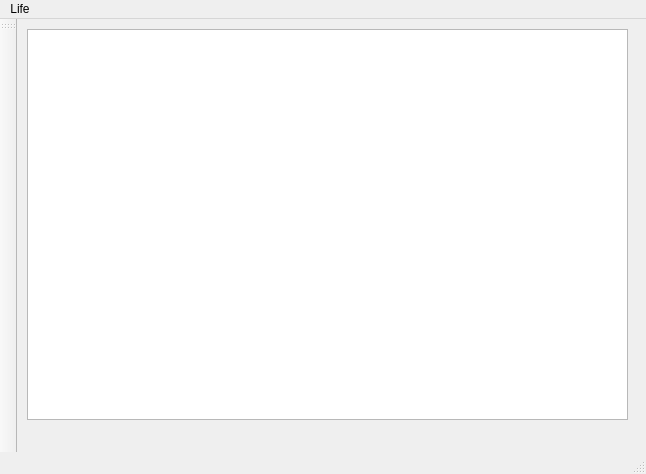
Qt form mainwindow.ui (lisitsynSA/simulator) before a commit.
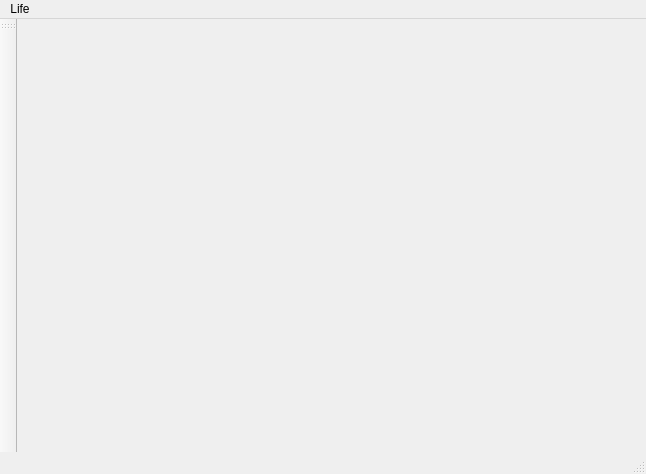
The same form after that commit.

What changed in the file:
```diff
--- a/mainwindow.ui
+++ b/mainwindow.ui
@@ -23,11 +23,7 @@
       <height>391</height>
      </rect>
     </property>
-    <layout class="QGridLayout" name="gridLayout">
-     <item row="0" column="1" rowspan="2">
-      <widget class="QGraphicsView" name="graphicsView"/>
-     </item>
-    </layout>
+    <layout class="QGridLayout" name="gridLayout"/>
    </widget>
   </widget>
   <widget class="QMenuBar" name="menubar">
```
